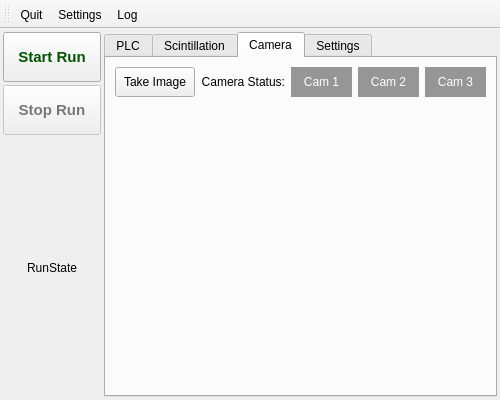
Above: ui/mainwindow.ui from SBC-Collaboration/SBC-RunControl before the change. Below: the same form after it.
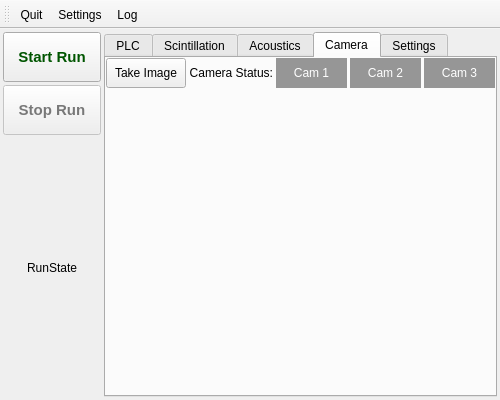
That is the form after the change. The open tabs and pages were chosen to show the change. Icons and pictures are not drawn.

Commit message: Added setting boxes for acoustics, camera, DIO tabs.

Diff of the .ui file:
```diff
--- a/ui/mainwindow.ui
+++ b/ui/mainwindow.ui
@@ -122,9 +122,21 @@
         <height>0</height>
        </size>
       </property>
+      <property name="tabShape">
+       <enum>QTabWidget::Rounded</enum>
+      </property>
       <property name="currentIndex">
        <number>0</number>
       </property>
+      <property name="documentMode">
+       <bool>false</bool>
+      </property>
+      <property name="tabsClosable">
+       <bool>false</bool>
+      </property>
+      <property name="movable">
+       <bool>true</bool>
+      </property>
       <widget class="QWidget" name="plc_tab">
        <attribute name="title">
         <string>PLC</string>
@@ -135,11 +147,31 @@
         <string>Scintillation</string>
        </attribute>
       </widget>
+      <widget class="QWidget" name="acoustics_tab">
+       <attribute name="title">
+        <string>Acoustics</string>
+       </attribute>
+      </widget>
       <widget class="QWidget" name="camera_tab">
        <attribute name="title">
         <string>Camera</string>
        </attribute>
        <layout class="QGridLayout" name="gridLayout_2">
+        <property name="leftMargin">
+         <number>0</number>
+        </property>
+        <property name="topMargin">
+         <number>0</number>
+        </property>
+        <property name="rightMargin">
+         <number>0</number>
+        </property>
+        <property name="bottomMargin">
+         <number>0</number>
+        </property>
+        <property name="spacing">
+         <number>3</number>
+        </property>
         <item row="1" column="0">
          <widget class="QPushButton" name="TakeImageButton">
           <property name="minimumSize">
@@ -153,7 +185,20 @@
           </property>
          </widget>
         </item>
-        <item row="1" column="4">
+        <item row="2" column="3">
+         <spacer name="verticalSpacer">
+          <property name="orientation">
+           <enum>Qt::Vertical</enum>
+          </property>
+          <property name="sizeHint" stdset="0">
+           <size>
+            <width>20</width>
+            <height>40</height>
+           </size>
+          </property>
+         </spacer>
+        </item>
+        <item row="1" column="5">
          <widget class="QLabel" name="cam3_status_light">
           <property name="styleSheet">
            <string notr="true">color: rgb(255, 255, 255);
@@ -167,7 +212,7 @@
           </property>
          </widget>
         </item>
-        <item row="1" column="2">
+        <item row="1" column="3">
          <widget class="QLabel" name="cam1_status_light">
           <property name="styleSheet">
            <string notr="true">color: rgb(255, 255, 255);
@@ -181,7 +226,7 @@
           </property>
          </widget>
         </item>
-        <item row="1" column="1">
+        <item row="1" column="2">
          <widget class="QLabel" name="camera_status_label">
           <property name="sizePolicy">
            <sizepolicy hsizetype="Minimum" vsizetype="Preferred">
@@ -200,7 +245,7 @@
           </property>
          </widget>
         </item>
-        <item row="1" column="3">
+        <item row="1" column="4">
          <widget class="QLabel" name="cam2_status_light">
           <property name="styleSheet">
            <string notr="true">color: rgb(255, 255, 255);
@@ -214,19 +259,6 @@
           </property>
          </widget>
         </item>
-        <item row="2" column="2">
-         <spacer name="verticalSpacer">
-          <property name="orientation">
-           <enum>Qt::Vertical</enum>
-          </property>
-          <property name="sizeHint" stdset="0">
-           <size>
-            <width>20</width>
-            <height>40</height>
-           </size>
-          </property>
-         </spacer>
-        </item>
        </layout>
       </widget>
       <widget class="QWidget" name="settings_tab">
```
Left out of the diff: 7 changed lines with no effect on the pictures. The commit also changes 8 other files.
